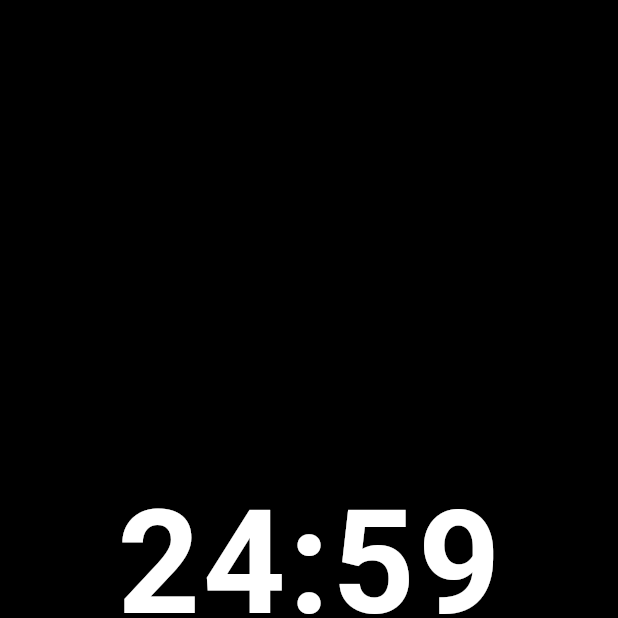
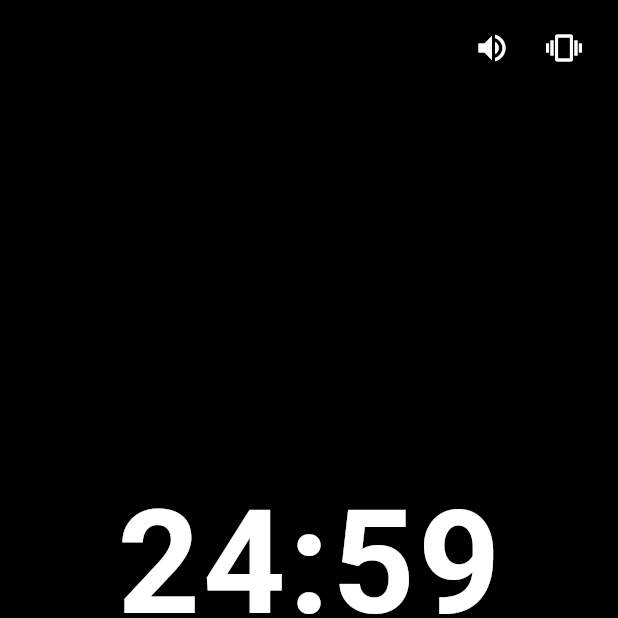
Before and after one commit to 450377560-design/anti-procrastination-app2, a Flutter app: the screen it shows after launch, after a tap on "开始 25 分钟", on a phone screen of 412 x 824 dp, the top half of it. Run offline on Flutter 3.47's test engine with Material 3 defaults, Android fonts, the phone set to English and light mode, and no system bars; our stand-ins replace fl_chart, sqflite, wakelock_plus; accounts and stored records are empty.

Commit message:
Update focus_page.dart

```diff
--- a/lib/focus_page.dart
+++ b/lib/focus_page.dart
@@ -18,6 +18,10 @@ class _FocusPageState extends State<FocusPage> {
   bool _paused = false;
   int? _sessionId;
 
+  // 创意：提示音/震动（会在开始/暂停/继续/完成/停止时触发）
+  bool _soundOn = true;
+  bool _vibrateOn = true;
+
   @override
   void initState() {
     super.initState();
@@ -25,6 +29,7 @@ class _FocusPageState extends State<FocusPage> {
     SystemChrome.setEnabledSystemUIMode(SystemUiMode.immersiveSticky);
     WakelockPlus.enable();
     _startSession();
+    _ping(); // 开始提示
   }
 
   Future<void> _startSession() async {
@@ -35,8 +40,8 @@ class _FocusPageState extends State<FocusPage> {
       setState(() => _remaining--);
       if (_remaining <= 0) {
         await FocusDao.finishSession(_sessionId!, completed: true);
+        await _celebrate();
         if (!mounted) return;
-        await _showReward();
         Navigator.pop(context);
       }
     });
@@ -54,14 +59,22 @@ class _FocusPageState extends State<FocusPage> {
     if (_sessionId != null) {
       await FocusDao.finishSession(_sessionId!, completed: false);
     }
+    await _ping(); // 停止提示
     if (!mounted) return;
     Navigator.pop(context); // 返回上一页，不退出应用
   }
 
+  Future<void> _ping() async {
+    if (_soundOn) await SystemSound.play(SystemSoundType.click);
+    if (_vibrateOn) {
+      try { await HapticFeedback.mediumImpact(); } catch (_) {}
+    }
+  }
+
   String _fmt(int s) => '${(s ~/ 60).toString().padLeft(2, '0')}:${(s % 60).toString().padLeft(2, '0')}';
 
-  Future<void> _showReward() async {
-    // 简单积分：完成一次 +10
+  Future<void> _celebrate() async {
+    await _ping();
     await showDialog(
       context: context,
       builder: (_) => AlertDialog(
@@ -76,14 +89,20 @@ class _FocusPageState extends State<FocusPage> {
   Widget build(BuildContext context) {
     return Scaffold(
       backgroundColor: Colors.black,
-      body: Center(
+      body: SafeArea(
+        child: Stack(
+          children: [
+            Center(
               child: Column(mainAxisSize: MainAxisSize.min, children: [
                 Text(_fmt(_remaining),
                     style: const TextStyle(color: Colors.white, fontSize: 96, fontWeight: FontWeight.w600, letterSpacing: 2)),
                 const SizedBox(height: 24),
                 Row(mainAxisSize: MainAxisSize.min, children: [
                   FilledButton(
-              onPressed: () => setState(() => _paused = !_paused),
+                    onPressed: () {
+                      setState(() => _paused = !_paused);
+                      _ping(); // 暂停/继续提示
+                    },
                     child: Text(_paused ? '继续' : '暂停'),
                   ),
                   const SizedBox(width: 12),
@@ -91,6 +110,28 @@ class _FocusPageState extends State<FocusPage> {
                 ]),
               ]),
             ),
+
+            // 右上角：提示音/震动开关
+            Positioned(
+              right: 12, top: 8,
+              child: Row(children: [
+                IconButton(
+                  color: Colors.white,
+                  onPressed: () => setState(() => _soundOn = !_soundOn),
+                  icon: Icon(_soundOn ? Icons.volume_up : Icons.volume_off),
+                  tooltip: '提示音',
+                ),
+                IconButton(
+                  color: Colors.white,
+                  onPressed: () => setState(() => _vibrateOn = !_vibrateOn),
+                  icon: Icon(_vibrateOn ? Icons.vibration : Icons.vibration_outlined),
+                  tooltip: '震动反馈',
+                ),
+              ]),
+            ),
+          ],
+        ),
+      ),
     );
   }
 }
```
Lines whose indentation alone changed are shown as unchanged.
